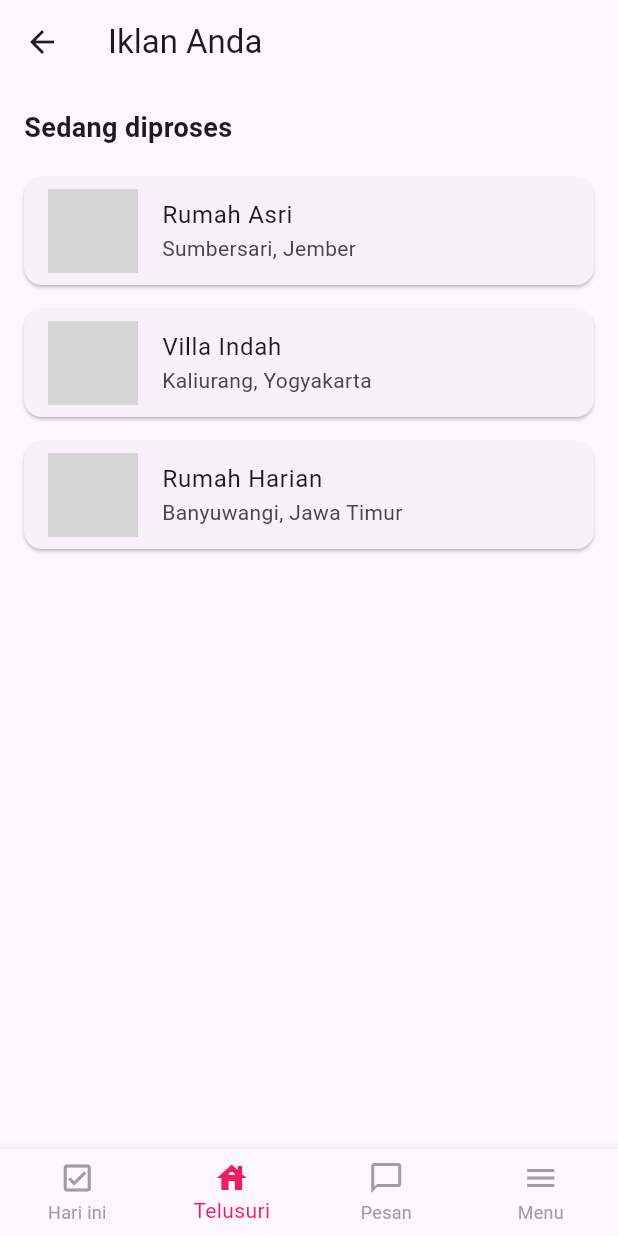
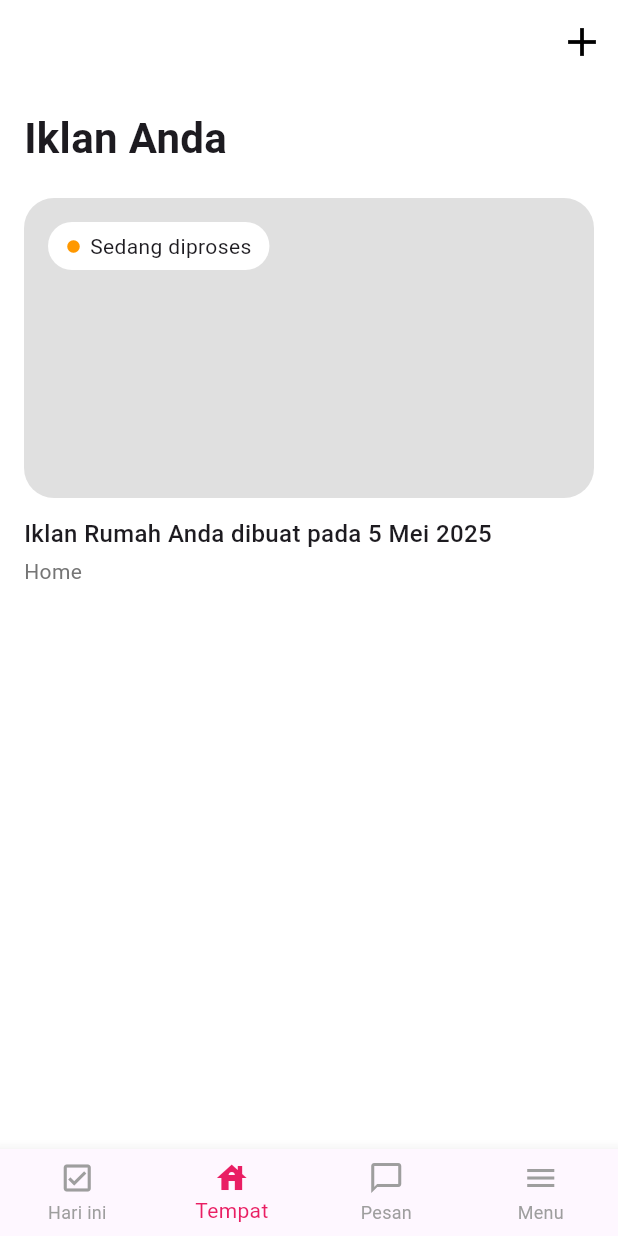
Before and after one commit to velinaaas/airbnbclone, a Flutter app: the HariIniPage screen opened by its route, item 2 of the bottom bar chosen, on a phone screen of 412 x 824 dp. Run offline on Flutter 3.47's test engine with Material 3 defaults, Android fonts, the light colour scheme and no system bars; our stand-ins replace image_picker, shared_preferences; accounts and stored records are empty; grey boxes are pictures that could not be loaded.

Commit message:
commit dea 10

```diff
--- a/lib/pages/hari_ini_page.dart
+++ b/lib/pages/hari_ini_page.dart
@@ -43,7 +43,7 @@ class _HariIniPageState extends State<HariIniPage> {
           ),
           BottomNavigationBarItem(
             icon: Icon(Icons.house),
-            label: 'Telusuri',
+            label: 'Tempat',
           ),
           BottomNavigationBarItem(
             icon: Icon(Icons.chat_bubble_outline),
--- a/lib/pages/tempat_page.dart
+++ b/lib/pages/tempat_page.dart
@@ -1,60 +1,169 @@
 import 'package:flutter/material.dart';
+import 'create_property.dart';
 
 class TempatPage extends StatelessWidget {
-  final List<Map<String, String>> properties = [
-    {
-      'name': 'Rumah Asri',
-      'location': 'Sumbersari, Jember',
-      'image':
-          'https://images.unsplash.com/photo-1568605114967-8130f3a36994?w=600',
-    },
-    {
-      'name': 'Villa Indah',
-      'location': 'Kaliurang, Yogyakarta',
-      'image':
-          'https://images.unsplash.com/photo-1568605114967-8130f3a36994?w=600',
-    },
-    {
-      'name': 'Rumah Harian',
-      'location': 'Banyuwangi, Jawa Timur',
-      'image':
-          'https://images.unsplash.com/photo-1599423300746-b62533397364?w=600',
-    },
-  ];
-
   @override
   Widget build(BuildContext context) {
     return Scaffold(
       appBar: AppBar(
-        title: Text('Iklan Anda'),
+        backgroundColor: Colors.white,
+        elevation: 0,
+        automaticallyImplyLeading: false,
+        actions: [
+          IconButton(
+            icon: Icon(Icons.add, color: Colors.black, size: 32),
+            onPressed: () {
+              Navigator.push(
+                context,
+                MaterialPageRoute(builder: (context) => CreatePropertyPage()),
+              );
+            },
           ),
-      body: ListView(
-        padding: EdgeInsets.all(16),
+        ],
+      ),
+      backgroundColor: Colors.white,
+      body: Padding(
+        padding: const EdgeInsets.all(16),
+        child: Column(
+          crossAxisAlignment: CrossAxisAlignment.start,
           children: [
             Text(
-            'Sedang diproses',
-            style: TextStyle(fontSize: 18, fontWeight: FontWeight.bold),
+              'Iklan Anda',
+              style: TextStyle(fontSize: 28, fontWeight: FontWeight.bold),
+            ),
+            SizedBox(height: 20),
+            GestureDetector(
+              onTap: () => _showPropertyDetail(context),
+              child: Container(
+                decoration: BoxDecoration(
+                  color: Colors.grey[300],
+                  borderRadius: BorderRadius.circular(20),
+                ),
+                padding: EdgeInsets.all(16),
+                width: double.infinity,
+                height: 200,
+                child: Align(
+                  alignment: Alignment.topLeft,
+                  child: Container(
+                    padding: EdgeInsets.symmetric(horizontal: 12, vertical: 6),
+                    decoration: BoxDecoration(
+                      color: Colors.white,
+                      borderRadius: BorderRadius.circular(20),
+                    ),
+                    child: Row(
+                      mainAxisSize: MainAxisSize.min,
+                      children: [
+                        Icon(Icons.circle, size: 10, color: Colors.orange),
+                        SizedBox(width: 6),
+                        Text('Sedang diproses'),
+                      ],
+                    ),
+                  ),
+                ),
+              ),
             ),
             SizedBox(height: 12),
-          Column(
-            children: properties.map((property) {
-              return Card(
-                margin: EdgeInsets.symmetric(vertical: 8),
-                child: ListTile(
-                  leading: Image.network(
-                    property['image']!,
-                    width: 60,
-                    height: 60,
-                    fit: BoxFit.cover,
+            GestureDetector(
+              onTap: () => _showPropertyDetail(context),
+              child: Text(
+                'Iklan Rumah Anda dibuat pada 5 Mei 2025',
+                style: TextStyle(fontSize: 16, fontWeight: FontWeight.w500),
               ),
-                  title: Text(property['name']!),
-                  subtitle: Text(property['location']!),
+            ),
+            SizedBox(height: 4),
+            Text(
+              'Home',
+              style: TextStyle(color: Colors.grey[600]),
+            ),
+          ],
+        ),
       ),
     );
-            }).toList(),
-          )
+  }
+
+  void _showPropertyDetail(BuildContext context) {
+    showModalBottomSheet(
+      context: context,
+      isScrollControlled: true,
+      shape: RoundedRectangleBorder(
+        borderRadius: BorderRadius.vertical(top: Radius.circular(25)),
+      ),
+      builder: (BuildContext context) {
+        return Padding(
+          padding: const EdgeInsets.all(20.0),
+          child: Stack(
+            children: [
+              Column(
+                mainAxisSize: MainAxisSize.min,
+                children: [
+                  SizedBox(height: 20),
+                  Container(
+                    width: 100,
+                    height: 100,
+                    decoration: BoxDecoration(
+                      color: Colors.grey[300],
+                      borderRadius: BorderRadius.circular(16),
+                    ),
+                  ),
+                  SizedBox(height: 16),
+                  Text(
+                    'Iklan Rumah Anda dibuat pada 5 Mei 2025',
+                    style: TextStyle(fontSize: 16),
+                    textAlign: TextAlign.center,
+                  ),
+                  SizedBox(height: 24),
+                  ElevatedButton(
+                    onPressed: () {
+                      Navigator.pop(context);
+                      Navigator.push(
+                        context,
+                        MaterialPageRoute(
+                          builder: (context) => CreatePropertyPage(),
+                        ),
+                      );
+                    },
+                    style: ElevatedButton.styleFrom(
+                      backgroundColor: Colors.black,
+                      minimumSize: Size(double.infinity, 50),
+                      shape: RoundedRectangleBorder(
+                        borderRadius: BorderRadius.circular(12),
+                      ),
+                    ),
+                    child: Text(
+                      'Edit iklan',
+                      style: TextStyle(color: Colors.white, fontSize: 16),
+                    ),
+                  ),
+                  SizedBox(height: 16),
+                  GestureDetector(
+                    onTap: () {
+                      Navigator.pop(context);
+                      // Tambahkan logika hapus di sini
+                    },
+                    child: Text(
+                      'Menghapus iklan',
+                      style: TextStyle(
+                        color: Colors.red,
+                        fontSize: 16,
+                        decoration: TextDecoration.underline,
+                      ),
+                    ),
+                  ),
+                  SizedBox(height: 30),
+                ],
+              ),
+              Positioned(
+                top: 0,
+                right: 0,
+                child: GestureDetector(
+                  onTap: () => Navigator.pop(context),
+                  child: Icon(Icons.close, size: 28),
+                ),
+              ),
             ],
           ),
         );
+      },
+    );
   }
 }
--- a/pubspec.yaml
+++ b/pubspec.yaml
@@ -34,6 +34,7 @@ dependencies:
   shared_preferences: ^2.2.2
   intl: ^0.18.1
   url_launcher: ^6.2.4
+  image_picker: ^1.0.0
 
   # The following adds the Cupertino Icons font to your application.
   # Use with the CupertinoIcons class for iOS style icons.
```
Also changed, not shown: lib/pages/create_property.dart (added, +238 -0 lines), pubspec.lock, 5 other files. Lines whose indentation alone changed are shown as unchanged.
